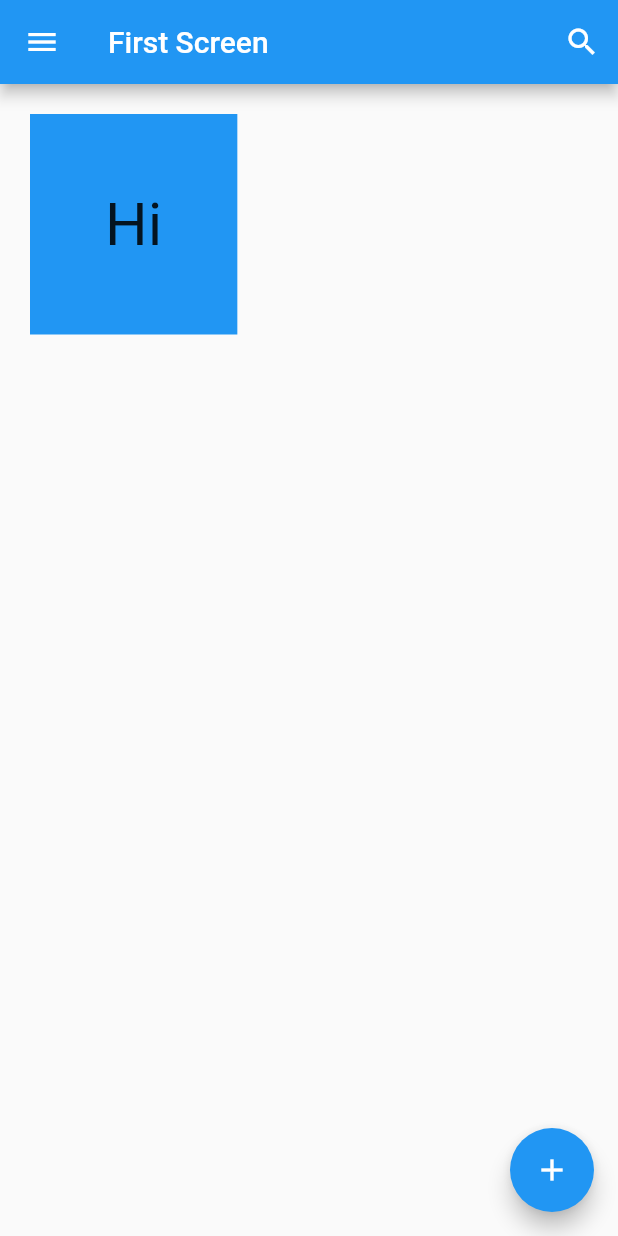
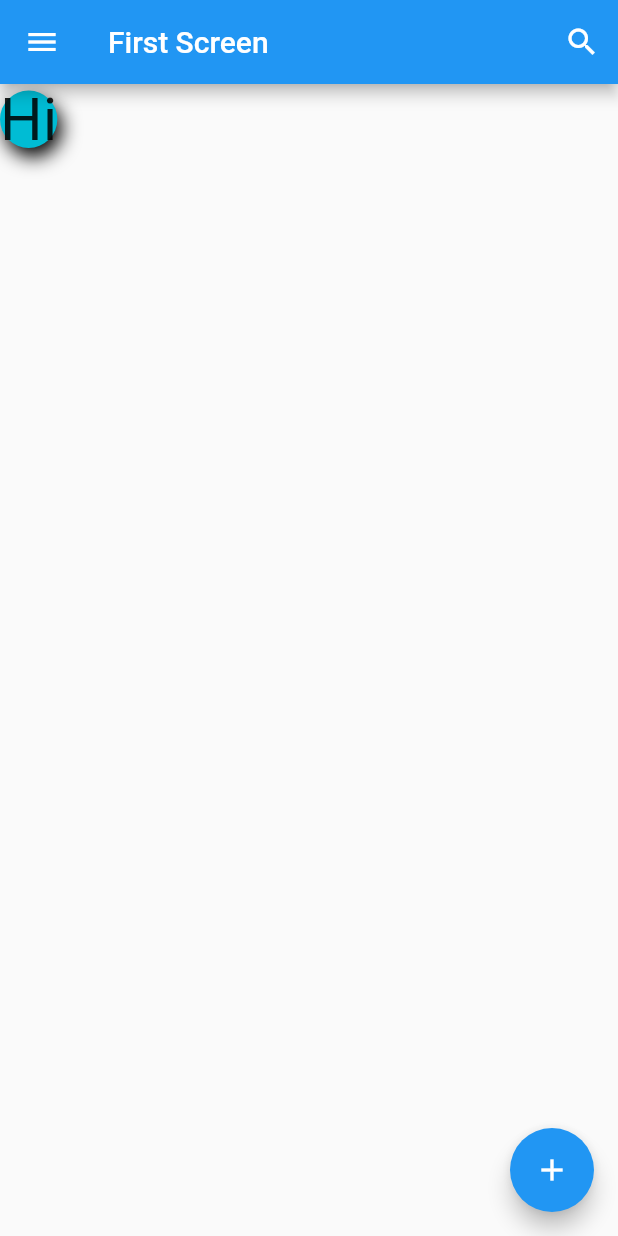
Before and after one commit to satianferdy/dicoding_flutter, a Flutter app: the screen it shows after launch, on a phone screen of 412 x 824 dp. Run offline on Flutter 3.47's test engine with Material 2 defaults, Android fonts, the phone set to English and light mode, and no system bars.

Commit message:
styling container

```diff
--- a/lib/main.dart
+++ b/lib/main.dart
@@ -43,9 +43,17 @@ class FirstScreen extends StatelessWidget {
         ),
       ),
       body: Container(
-        padding: const EdgeInsets.all(50),
-        margin: const EdgeInsets.all(20),
-        color: Colors.blue,
+        decoration: const BoxDecoration(
+          color: Colors.cyan,
+          shape: BoxShape.circle,
+          boxShadow: [
+            BoxShadow(
+              color: Colors.black,
+              offset: Offset(3, 6),
+              blurRadius: 10,
+            ),
+          ],
+        ),
         child: const Text(
           'Hi',
           style: TextStyle(fontSize: 40),
```
